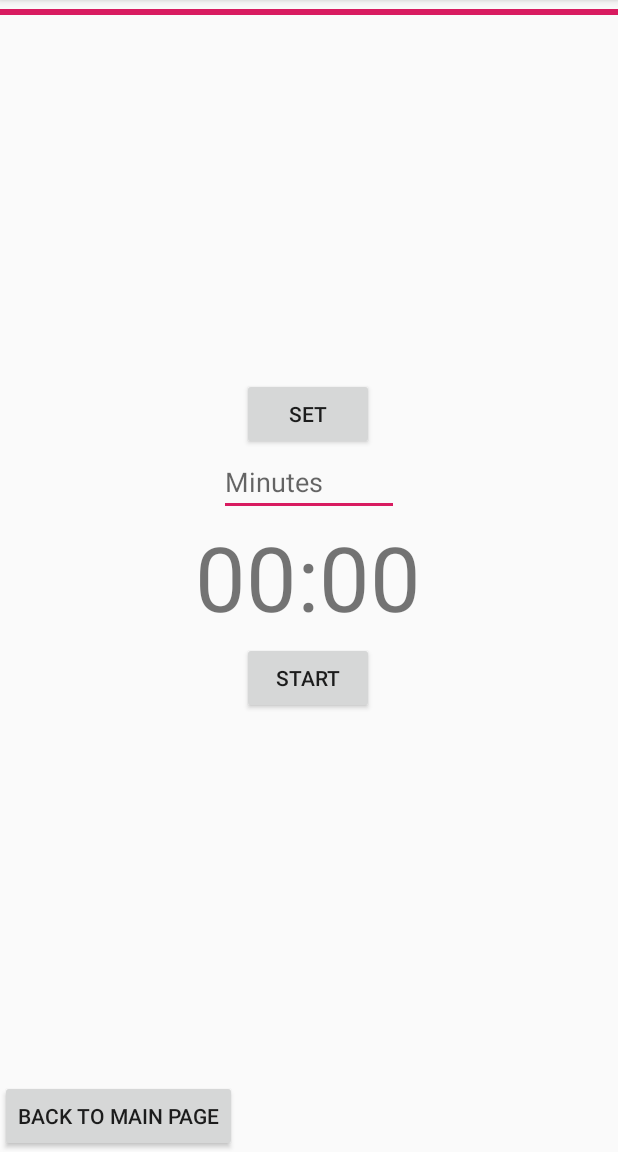
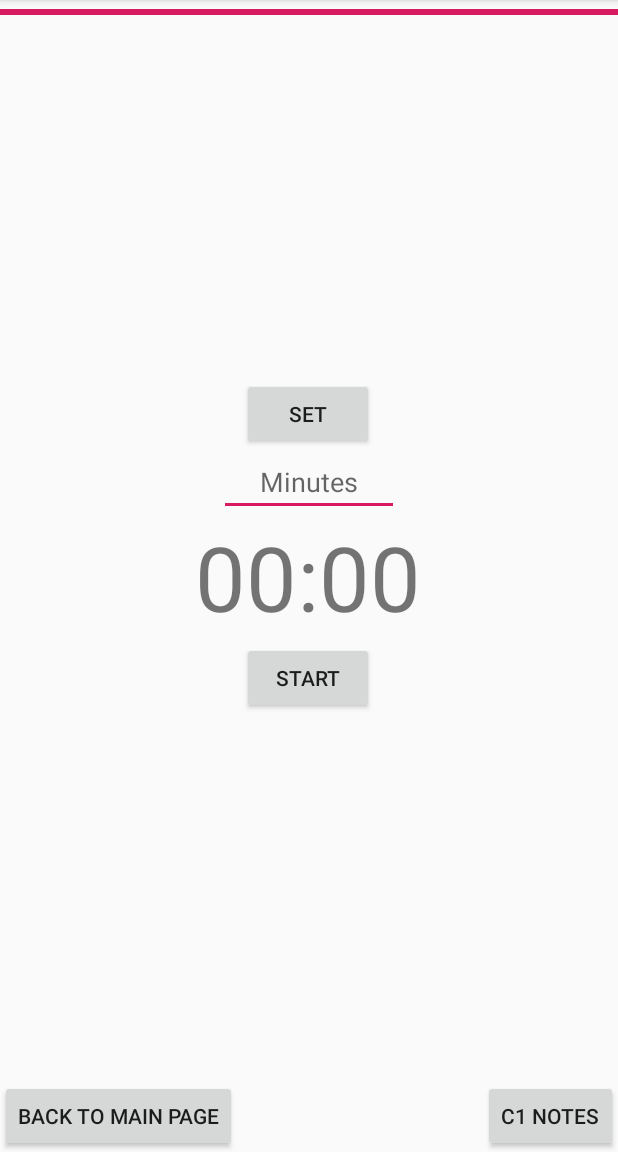
Before and after one commit to SparkDevTeams/disabilityTechRep, an Android app: the aTimer screen opened directly, with no data from a screen before it, on a phone screen of 412 x 824 dp, the part 84-1236 px from its top. Run offline under Robolectric (Android 15) with nearby library versions, the phone set to English and light mode, and no system bars.

Commit message:
all button links working

```diff
--- a/Client/app/src/main/java/com/example/client/aTimer.java
+++ b/Client/app/src/main/java/com/example/client/aTimer.java
@@ -24,7 +24,7 @@ public class aTimer extends AppCompatActivity {
     private Button mButtonToMain;
     private ProgressBar mProgressBar;
     private CountDownTimer mCountdownTimer;
-
+    private Button mButtonToNotesC1;
 
     private boolean mTimerRunning;
     public long mStartTimeInMillis;
@@ -94,6 +94,13 @@ public class aTimer extends AppCompatActivity {
             }
         });
 
+        mButtonToNotesC1 = findViewById(R.id.btnToC1Notes); //connects t xml
+        mButtonToNotesC1.setOnClickListener(new View.OnClickListener() {
+            @Override
+            public void onClick(View v) {
+                startActivity(new Intent(aTimer.this, c1Notes.class));
+            }
+        });
 
     }
 
--- a/Client/app/src/main/res/layout/activity_timer.xml
+++ b/Client/app/src/main/res/layout/activity_timer.xml
@@ -14,6 +14,7 @@
         android:layout_marginLeft="146dp"
         android:layout_marginEnd="146dp"
         android:layout_marginRight="146dp"
+        android:gravity="center_horizontal|center_vertical"
         android:hint="Minutes"
         android:inputType="number"
         android:maxLength="4"
@@ -88,5 +89,13 @@
         app:layout_constraintBottom_toBottomOf="parent"
         app:layout_constraintStart_toStartOf="parent" />
 
+    <Button
+        android:id="@+id/btnToC1Notes"
+        android:layout_width="wrap_content"
+        android:layout_height="wrap_content"
+        android:text="C1 Notes"
+        app:layout_constraintBottom_toBottomOf="parent"
+        app:layout_constraintEnd_toEndOf="parent" />
+
 
 </androidx.constraintlayout.widget.ConstraintLayout>
```
Also changed, not shown: Client/app/src/main/java/com/example/client/bTimer.java (+8 -1 lines), Client/app/src/main/java/com/example/client/c1Notes.java (+10 -0 lines), Client/app/src/main/java/com/example/client/c2Notes.java (+8 -0 lines), Client/app/src/main/java/com/example/client/c3Notes.java (+8 -0 lines), Client/app/src/main/java/com/example/client/cTimer.java (+8 -0 lines), Client/app/src/main/res/layout/activity_b_timer.xml (+9 -0 lines), Client/app/src/main/res/layout/activity_c1_notes.xml (+8 -0 lines), Client/app/src/main/res/layout/activity_c2_notes.xml (+8 -0 lines), Client/app/src/main/res/layout/activity_c3_notes.xml (+8 -0 lines), Client/app/src/main/res/layout/activity_c_timer.xml (+10 -0 lines).
